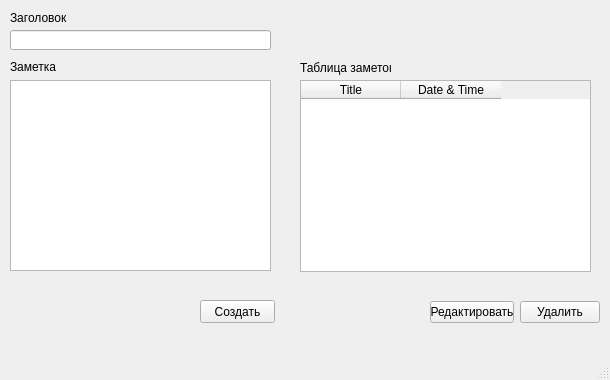
Qt form GUI/Notepad.ui (Aroptich/Notepad) before a commit.
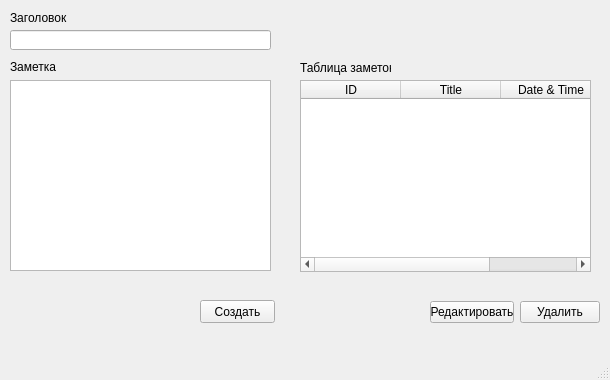
The same form after that commit.

```diff
--- a/GUI/Notepad.ui
+++ b/GUI/Notepad.ui
@@ -94,6 +94,11 @@
       <height>192</height>
      </rect>
     </property>
+    <column>
+     <property name="text">
+      <string>ID</string>
+     </property>
+    </column>
     <column>
      <property name="text">
       <string>Title</string>
```
